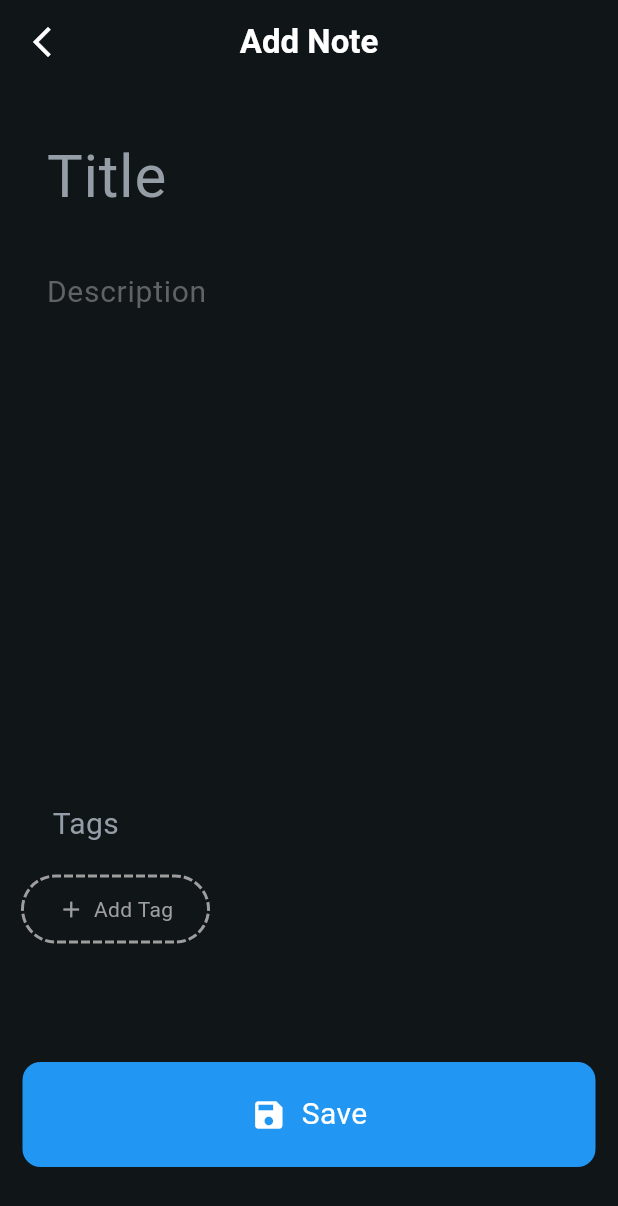
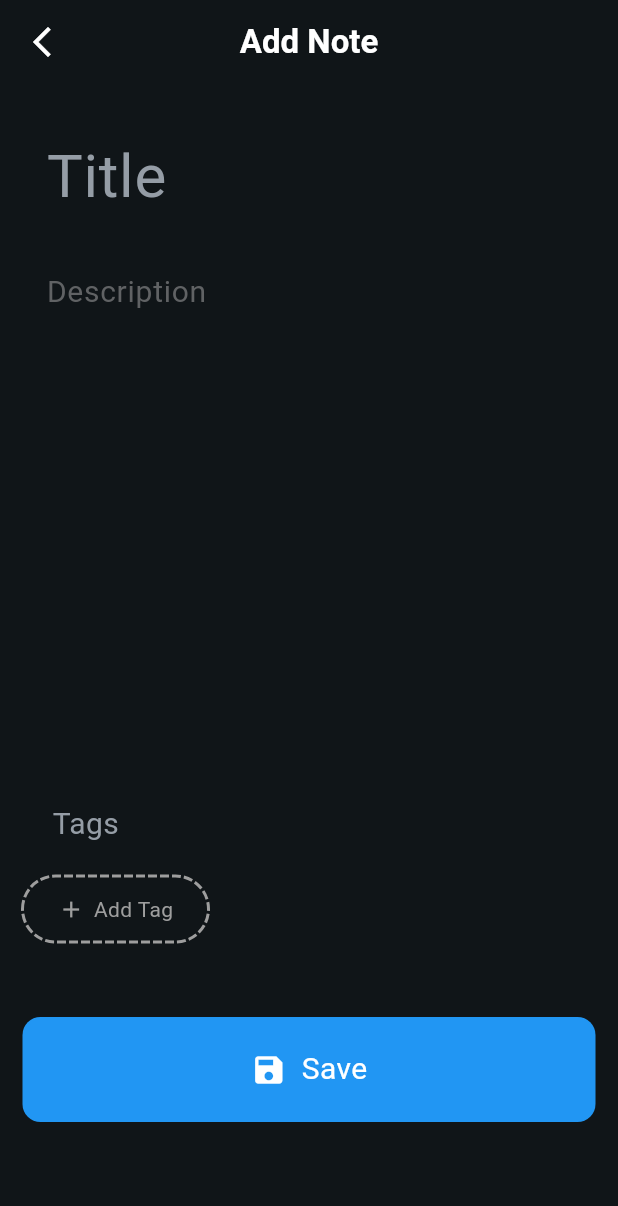
Before and after one commit to Ahmed4r/notes_app, a Flutter app: the AddNote screen opened directly, on a phone screen of 412 x 824 dp. Shown: the top 1206 px of the screen. Run offline on Flutter 3.47's test engine with Material 3 defaults, Android fonts, the phone set to English and light mode, and no system bars; drawn by our look-alikes of dotted_border; our stand-ins replace cloud_firestore, firebase_auth, firebase_core; accounts and stored records are empty.

Commit message:
refactor: update AddNote page layout for improved readability and maintainability

```diff
--- a/lib/pages/add_note.dart
+++ b/lib/pages/add_note.dart
@@ -140,7 +140,8 @@ class _AddNoteState extends State<AddNote> {
           style: TextStyle(color: Colors.white, fontWeight: FontWeight.bold),
         ),
       ),
-      body: Padding(
+      body: SingleChildScrollView(
+        child: Padding(
           padding: const EdgeInsets.all(15.0),
           child: Column(
             crossAxisAlignment: CrossAxisAlignment.start,
@@ -194,7 +195,10 @@ class _AddNoteState extends State<AddNote> {
                         style: const TextStyle(color: Colors.white),
                       ),
                       backgroundColor: Color(0xff2a2a2a),
-                    deleteIcon: const Icon(Icons.close, color: Colors.white70),
+                      deleteIcon: const Icon(
+                        Icons.close,
+                        color: Colors.white70,
+                      ),
                       onDeleted: () => _removeTag(tag),
                     ),
 
@@ -223,7 +227,10 @@ class _AddNoteState extends State<AddNote> {
                             SizedBox(width: 6),
                             Text(
                               "Add Tag",
-                            style: TextStyle(color: Colors.grey, fontSize: 14),
+                              style: TextStyle(
+                                color: Colors.grey,
+                                fontSize: 14,
+                              ),
                             ),
                           ],
                         ),
@@ -232,7 +239,7 @@ class _AddNoteState extends State<AddNote> {
                   ),
                 ],
               ),
-            SizedBox(height: 80),
+              SizedBox(height: 50),
               Center(
                 child: InkWell(
                   onTap: () {
@@ -279,6 +286,7 @@ class _AddNoteState extends State<AddNote> {
             ],
           ),
         ),
+      ),
     );
   }
 }
```
Lines whose indentation alone changed are shown as unchanged.
